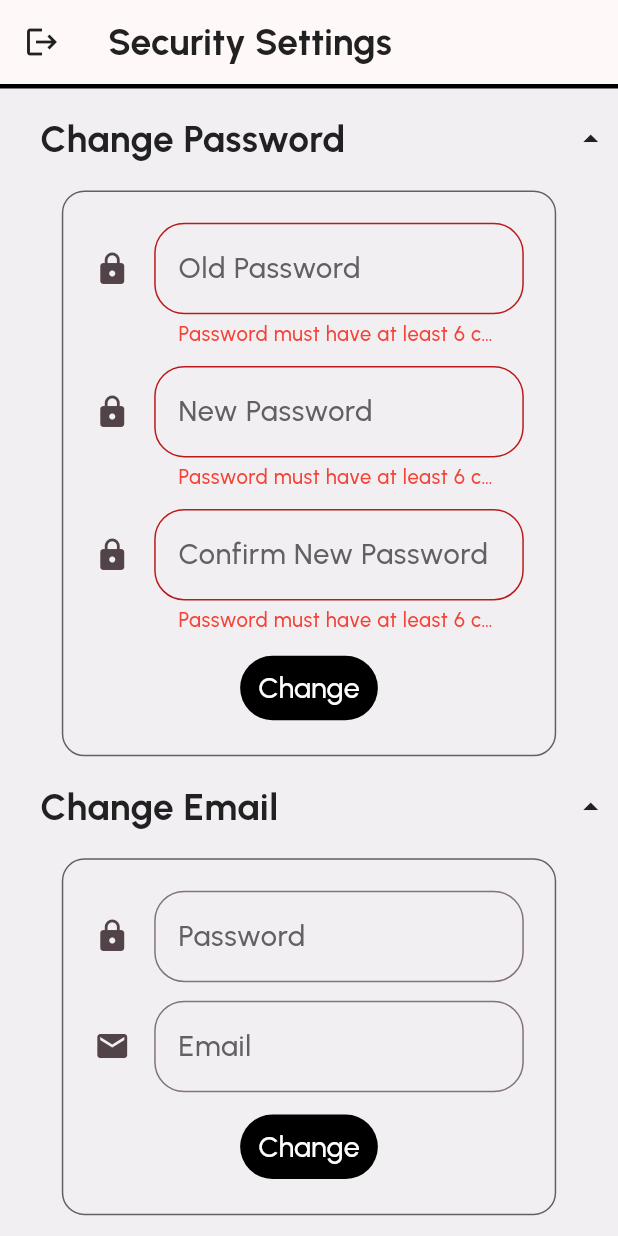
After one commit to HuyNguyen25/MobileBanking, a Flutter app: the SettingsScreen screen opened by its route, after a tap on "Change Password", after a tap on "Change", after a tap on "Change Email", on a phone screen of 412 x 824 dp. The commit adds this screen. Run offline on Flutter 3.47's test engine with Material 3 defaults, Android fonts, the light colour scheme and no system bars; our stand-ins replace flutter_riverpod, font_awesome_flutter, infinite_scroll_pagination, loading_animation_widget, pocketbase, sizer; missing offline and left inert: back_button_interceptor.

Commit message:
feat: settings screen
two new features: changing password and email

```diff
--- a/application/lib/database_services/authentication_service.dart
+++ b/application/lib/database_services/authentication_service.dart
@@ -21,7 +21,7 @@ class AuthenticationService {
     }
 
     catch(e) {
-      return null; //Indicates signing in not successfully
+      return null; //Indicates signing in is not successful
     }
   }
 
--- a/application/lib/main.dart
+++ b/application/lib/main.dart
@@ -2,6 +2,7 @@ import 'package:application/screens/authentication/authentication_screen.dart';
 import 'package:application/screens/history/history_screen.dart';
 import 'package:application/screens/home/home_screen.dart';
 import 'package:application/screens/money_transfer/money_transfer_screen.dart';
+import 'package:application/screens/settings/settings_screen.dart';
 import 'package:flutter/material.dart';
 import 'package:flutter_riverpod/flutter_riverpod.dart';
 import 'package:sizer/sizer.dart';
@@ -22,7 +23,7 @@ class MobileBankingApp extends StatelessWidget {
           title: 'Mobile Banking App',
           theme: ThemeData(
             colorSchemeSeed: Colors.black,
-            scaffoldBackgroundColor: Colors.white,
+            scaffoldBackgroundColor: Color(0xFFF2EFF3),
             useMaterial3: true,
           ),
           initialRoute: "/",
@@ -30,7 +31,8 @@ class MobileBankingApp extends StatelessWidget {
             "/": (context) => AuthenticationScreen(),
             "/homeScreen": (context) => HomeScreen(),
             "/moneyTransferScreen": (context) => MoneyTransferScreen(),
-            "/historyScreen": (context) => HistoryScreen()
+            "/historyScreen": (context) => HistoryScreen(),
+            '/settingsScreen': (context) => SettingsScreen()
           },
         );
       }
--- a/application/lib/screens/home/home_screen.dart
+++ b/application/lib/screens/home/home_screen.dart
@@ -247,6 +247,16 @@ class HomeScreenState extends ConsumerState<HomeScreen> {
                     SizedBox(width: 4.w),
                     CustomHomeScreenItem(title: "Credit Score", iconData: FontAwesomeIcons.star),
                     SizedBox(width: 4.w),
+                    CustomHomeScreenItem(
+                      title: "Security",
+                      iconData: FontAwesomeIcons.shieldHalved,
+                      onTap: () async {
+                        if(context.mounted) {
+                          Navigator.pushReplacementNamed(context, "/settingsScreen");
+                        }
+                      },
+                    ),
+                    SizedBox(width: 4.w),
                     CustomHomeScreenItem(title: "ChatBot", iconData: FontAwesomeIcons.robot),
                     SizedBox(width: 4.w),
                     CustomHomeScreenItem(title: "More", iconData: FontAwesomeIcons.ellipsis),
--- /dev/null
+++ b/application/lib/screens/settings/models/settings_screen_model.dart
@@ -0,0 +1,9 @@
+class SettingsScreenModel {
+  SettingsScreenModel({
+    required this.showPasswordChangeSection,
+    required this.showEmailChangeSection
+  });
+
+  bool showPasswordChangeSection;
+  bool showEmailChangeSection;
+}
--- /dev/null
+++ b/application/lib/screens/settings/notifiers/settings_screen_notifier.dart
@@ -0,0 +1,15 @@
+import 'package:application/models/user.dart';
+import 'package:application/screens/home/notifiers/home_screen_notifier.dart';
+import 'package:flutter_riverpod/flutter_riverpod.dart';
+
+class SettingsScreenNotifier extends Notifier<User?> {
+  @override
+  User? build() {
+    final currentUser = ref.watch(homeScreenNotifier);
+    return currentUser;
+  }
+}
+
+final settingsScreenNotifier = NotifierProvider<SettingsScreenNotifier, User?> (
+    () => SettingsScreenNotifier()
+);
--- /dev/null
+++ b/application/lib/screens/settings/settings_screen.dart
@@ -0,0 +1,165 @@
+import 'package:application/constants/pocketbase.dart';
+import 'package:application/database_services/synchronization_service.dart';
+import 'package:application/models/user.dart';
+import 'package:application/screens/home/notifiers/home_screen_notifier.dart';
+import 'package:application/screens/settings/models/settings_screen_model.dart';
+import 'package:application/screens/settings/notifiers/settings_screen_notifier.dart';
+import 'package:application/screens/settings/widgets/email_change_section/email_change_section.dart';
+import 'package:application/screens/settings/widgets/password_change_section/password_change_section.dart';
+import 'package:application/theme/theme.dart';
+import 'package:back_button_interceptor/back_button_interceptor.dart';
+import 'package:flutter/material.dart';
+import 'package:flutter_riverpod/flutter_riverpod.dart';
+import 'package:pocketbase/pocketbase.dart';
+import 'package:sizer/sizer.dart';
+
+class SettingsScreen extends ConsumerStatefulWidget {
+  SettingsScreen({super.key});
+
+  @override
+  SettingsScreenState createState() => SettingsScreenState();
+}
+
+class SettingsScreenState extends ConsumerState<SettingsScreen> {
+  final pb = PocketBase(PocketbaseConstants.pocketbasePath);
+  SettingsScreenModel settingsScreenModel = SettingsScreenModel(
+    showPasswordChangeSection: false,
+    showEmailChangeSection: false
+  );
+
+  @override
+  void initState() {
+    super.initState();
+    User? currentUser = ref.read(settingsScreenNotifier);
+    if(currentUser != null) {
+      pb.collection("accounts").subscribe(
+        currentUser.accountId,
+        (e) async {
+          final result = await SynchronizationService.getCurrentUserUpdate(accountId: currentUser.accountId);
+          ref.read(homeScreenNotifier.notifier).changeUser(result);
+        }
+      );
+    }
+
+    BackButtonInterceptor.add(
+      (stopDefaultButtonEvent, info) async {
+        if(context.mounted) {
+          Navigator.pushReplacementNamed(context, "/homeScreen");
+        }
+        return true;
+      },
+      name: "backButtonInterceptorFunctionForSettingsScreen"
+    );
+  }
+
+  @override
+  void dispose() {
+    pb.collection("accounts").unsubscribe();
+    BackButtonInterceptor.removeByName("backButtonInterceptorFunctionForSettingsScreen");
+    super.dispose();
+  }
+  @override
+  Widget build(BuildContext context) {
+    final user = ref.watch(settingsScreenNotifier);
+    return SafeArea(
+      child: Scaffold(
+        appBar: _buildSettingsScreenAppBar(context),
+        body: _buildSettingsScreenBody(user, context)
+      )
+    );
+  }
+
+  PreferredSizeWidget _buildSettingsScreenAppBar(BuildContext context) {
+    return AppBar(
+      leading: IconButton(
+        icon: Icon(Icons.logout, color: CustomColors.gray900),
+        onPressed: () async {
+          if(context.mounted) {
+            Navigator.pushReplacementNamed(context, "/homeScreen");
+          }
+        },
+      ),
+      bottom: PreferredSize(
+        preferredSize: Size.fromHeight(3),
+        child: Container(
+          height: 3,
+          color: Colors.black
+        ),
+      ),
+      title: Text("Security Settings", style: CustomTextStyles.titleMedium.copyWith(color: CustomColors.gray900)),
+    );
+  }
+
+  Widget _buildSettingsScreenBody(User? user, BuildContext context) {
+    return SizedBox(
+      width: SizerUtil.width,
+      child: Padding(
+        padding: EdgeInsets.symmetric(horizontal: 1.5.w),
+        child: SingleChildScrollView(
+          physics: BouncingScrollPhysics(),
+          child: Column(
+            crossAxisAlignment: CrossAxisAlignment.center,
+            children: [
+              SizedBox(height: 2.h),
+              InkWell(
+                onTap: () {
+                  setState(() {
+                    settingsScreenModel.showPasswordChangeSection = !settingsScreenModel.showPasswordChangeSection;
+                  });
+                },
+                child: Row(
+                  mainAxisAlignment: MainAxisAlignment.spaceBetween,
+                  children: [
+                    Padding(
+                      padding: EdgeInsets.only(left: 5.w),
+                      child: Text(
+                        "Change Password",
+                        style: CustomTextStyles.titleMedium,
+                      )
+                    ),
+                   Icon(
+                       settingsScreenModel.showPasswordChangeSection ?
+                        Icons.arrow_drop_up_sharp: Icons.arrow_drop_down_sharp,
+                     color: CustomColors.gray900
+                   )
+                  ],
+                ),
+              ),
+              SizedBox(height: 2.h),
+              settingsScreenModel.showPasswordChangeSection ?
+                PasswordChangeSection(): Container(height: 0),
+              SizedBox(height: 2.h),
+              InkWell(
+                onTap: () {
+                  setState(() {
+                    settingsScreenModel.showEmailChangeSection = !settingsScreenModel.showEmailChangeSection;
+                  });
+                },
+                child: Row(
+                  mainAxisAlignment: MainAxisAlignment.spaceBetween,
+                  children: [
+                    Padding(
+                      padding: EdgeInsets.only(left: 5.w),
+                      child: Text(
+                        "Change Email",
+                        style: CustomTextStyles.titleMedium,
+                      )
+                    ),
+                    Icon(
+                      settingsScreenModel.showEmailChangeSection ?
+                        Icons.arrow_drop_up_sharp: Icons.arrow_drop_down_sharp,
+                      color: CustomColors.gray900
+                    )
+                  ],
+                ),
+              ),
+              SizedBox(height: 2.h),
+              settingsScreenModel.showEmailChangeSection ?
+              EmailChangeSection(): Container(height: 0),
+            ],
+          ),
+        ),
+      ),
+    );
+  }
+}
--- /dev/null
+++ b/application/lib/screens/settings/widgets/email_change_section/email_change_section.dart
@@ -0,0 +1,131 @@
+import 'package:application/database_services/authentication_service.dart';
+import 'package:application/screens/settings/notifiers/settings_screen_notifier.dart';
+import 'package:application/screens/settings/widgets/email_change_section/models/email_change_section_model.dart';
+import 'package:application/theme/theme.dart';
+import 'package:application/utils/string_utils.dart';
+import 'package:application/widgets/custom_text_field_style.dart';
+import 'package:flutter/material.dart';
+import 'package:flutter_riverpod/flutter_riverpod.dart';
+import 'package:sizer/sizer.dart';
+
+class EmailChangeSection extends ConsumerStatefulWidget {
+  const EmailChangeSection({super.key});
+
+  @override
+  EmailChangeSectionState createState() => EmailChangeSectionState();
+}
+
+class EmailChangeSectionState extends ConsumerState<EmailChangeSection> {
+  GlobalKey<FormState> _formKey = GlobalKey<FormState>();
+  EmailChangeSectionModel emailChangeSectionModel = EmailChangeSectionModel(
+    password: "",
+    newEmail: ""
+  );
+
+  @override
+  Widget build(BuildContext context) {
+    final user = ref.read(settingsScreenNotifier);
+    return SizedBox(
+      width: 80.w,
+      child: Container(
+        decoration: BoxDecoration(
+          border: Border.all(color: CustomColors.gray700),
+          borderRadius: BorderRadius.circular(15)
+        ),
+        child: Form(
+          key: _formKey,
+          child: Padding(
+            padding: EdgeInsets.all(5.w),
+            child: Column(
+              crossAxisAlignment: CrossAxisAlignment.center,
+              children: [
+                TextFormField(
+                  decoration: CustomTextFieldStyles.passwordTextFieldDecoration,
+                  style: CustomTextStyles.titleSmall,
+                  onChanged: (value) {
+                    setState(() {
+                      emailChangeSectionModel.password = value;
+                    });
+                  },
+                  validator: (value) {
+                    if(value == null || value.length < 6)
+                      return "Password must have at least 6 characters!";
+                    return null;
+                  }
+                ),
+                SizedBox(height: 3.w),
+                TextFormField(
+                  decoration: CustomTextFieldStyles.emailTextFieldDecoration,
+                  style: CustomTextStyles.titleSmall,
+                  onChanged: (value) {
+                    setState(() {
+                      emailChangeSectionModel.newEmail = value;
+                    });
+                  },
+                  validator: (value) {
+                    if(value == null || !StringUtils.isValidEmail(value))
+                      return "Email is invalid!";
+                    return null;
+                  }
+                ),
+                SizedBox(height: 3.w),
+                TextButton(
+                  style: TextButton.styleFrom(
+                    backgroundColor: Colors.black
+                  ),
+                  child: Text(
+                    "Change",
+                    style: CustomTextStyles.titleSmall.copyWith(
+                      color: Colors.white
+                    ),
+                  ),
+                  onPressed: () async {
+                    if(!_formKey.currentState!.validate())
+                      return;
+
+                    bool result = await AuthenticationService.changeEmail(
+                      accountId: user!.accountId,
+                      password: emailChangeSectionModel.password,
+                      newEmail: emailChangeSectionModel.newEmail
+                    );
+
+                    if(result)
+                      await _showEmailChangedSuccessfullyDialog();
+                    else
+                      await _showEmailChangedUnsuccessfullyDialog();
+                  },
+                )
+              ],
+            ),
+          )
+        )
+      )
+    );
+  }
+
+  Future<void> _showEmailChangedSuccessfullyDialog() async {
+    await showDialog(
+      context: context,
+      barrierDismissible: true,
+      builder: (context) => AlertDialog(
+        title: Text(
+          "Email is changed successfully!",
+          style: CustomTextStyles.titleMedium
+        )
+      )
+    );
+  }
+
+  Future<void> _showEmailChangedUnsuccessfullyDialog() async {
+    await showDialog(
+      context: context,
+      barrierDismissible: true,
+      builder: (context) => AlertDialog(
+        title: Text(
+          "Password is incorrect!",
+          style: CustomTextStyles.titleMedium
+        )
+      )
+    );
+  }
+}
--- /dev/null
+++ b/application/lib/screens/settings/widgets/email_change_section/models/email_change_section_model.dart
@@ -0,0 +1,9 @@
+class EmailChangeSectionModel {
+  EmailChangeSectionModel({
+    required this.password,
+    required this.newEmail
+  });
+
+  String password;
+  String newEmail;
+}
--- /dev/null
+++ b/application/lib/screens/settings/widgets/password_change_section/models/password_change_section_model.dart
@@ -0,0 +1,11 @@
+class PasswordChangeSectionModel {
+  PasswordChangeSectionModel({
+    required this.oldPassword,
+    required this.newPassword,
+    required this.confirmedNewPassword
+  });
+
+  String oldPassword;
+  String newPassword;
+  String confirmedNewPassword;
+}
--- /dev/null
+++ b/application/lib/screens/settings/widgets/password_change_section/password_change_section.dart
@@ -0,0 +1,150 @@
+import 'package:application/database_services/authentication_service.dart';
+import 'package:application/database_services/core_service.dart';
+import 'package:application/screens/settings/notifiers/settings_screen_notifier.dart';
+import 'package:application/screens/settings/widgets/password_change_section/models/password_change_section_model.dart';
+import 'package:application/theme/theme.dart';
+import 'package:application/widgets/custom_text_field_style.dart';
+import 'package:flutter/material.dart';
+import 'package:flutter_riverpod/flutter_riverpod.dart';
+import 'package:sizer/sizer.dart';
+
+class PasswordChangeSection extends ConsumerStatefulWidget {
+  const PasswordChangeSection({super.key});
+
+  @override
+  PasswordChangeSectionState createState() => PasswordChangeSectionState();
+}
+
+class PasswordChangeSectionState extends ConsumerState<PasswordChangeSection> {
+  GlobalKey<FormState> _formKey = GlobalKey<FormState>();
+  PasswordChangeSectionModel passwordChangeSectionModel = PasswordChangeSectionModel(
+    oldPassword: "",
+    newPassword: "",
+    confirmedNewPassword: ""
+  );
+
+  @override
+  Widget build(BuildContext context) {
+    final user = ref.read(settingsScreenNotifier);
+    return SizedBox(
+      width: 80.w,
+      child: Container(
+        decoration: BoxDecoration(
+          border: Border.all(color: CustomColors.gray700),
+          borderRadius: BorderRadius.circular(15)
+        ),
+        child: Form(
+         key: _formKey,
+         child: Padding(
+           padding: EdgeInsets.all(5.w),
+           child: Column(
+             crossAxisAlignment: CrossAxisAlignment.center,
+             children: [
+              TextFormField(
+                decoration: CustomTextFieldStyles.oldPasswordTextFieldDecoration,
+                style: CustomTextStyles.titleSmall,
+                onChanged: (value) {
+                 setState(() {
+                   passwordChangeSectionModel.oldPassword = value;
+                 });
+                },
+                validator: (value) {
+                 if(value == null || value.length < 6)
+                   return "Password must have at least 6 characters!";
+                 return null;
+                }
+               ),
+               SizedBox(height: 3.w),
+               TextFormField(
+                 decoration: CustomTextFieldStyles.newPasswordTextFieldDecoration,
+                 style: CustomTextStyles.titleSmall,
+                 onChanged: (value) {
+                   setState(() {
+                     passwordChangeSectionModel.newPassword = value;
+                   });
+                 },
+                 validator: (value) {
+                   if(value == null || value.length < 6)
+                     return "Password must have at least 6 characters!";
+                   return null;
+                 }
+               ),
+               SizedBox(height: 3.w),
+               TextFormField(
+                 decoration: CustomTextFieldStyles.confirmedNewPasswordTextFieldDecoration,
+                 style: CustomTextStyles.titleSmall,
+                 onChanged: (value) {
+                   setState(() {
+                     passwordChangeSectionModel.confirmedNewPassword = value;
+                   });
+                 },
+                 validator: (value) {
+                   if(value == null || value.length < 6)
+                     return "Password must have at least 6 characters!";
+                   if(value != passwordChangeSectionModel.newPassword)
+                     return "Passwords do not match!";
+                   return null;
+                 }
+               ),
+               SizedBox(height: 3.w),
+               TextButton(
+                 style: TextButton.styleFrom(
+                   backgroundColor: Colors.black
+                 ),
+                 child: Text(
+                   "Change",
+                   style: CustomTextStyles.titleSmall.copyWith(
+                     color: Colors.white
+                   ),
+                 ),
+                 onPressed: () async {
+                   if(!_formKey.currentState!.validate())
+                     return;
+
+                   bool result = await AuthenticationService.changePassword(
+                    accountId: user!.accountId,
+                    oldPassword: passwordChangeSectionModel.oldPassword,
+                    newPassword: passwordChangeSectionModel.newPassword
+                   );
+
+                   //password is changed successfully
+                   if(result)
+                     await _showPasswordChangedSuccessfullyDialog();
+                   else
+                     await _showPasswordChangedUnsuccessfullyDialog();
+                 },
+               )
+             ],
+           ),
+         )
+        )
+      )
+    );
+  }
+
+  Future<void> _showPasswordChangedSuccessfullyDialog() async {
+    await showDialog(
+      context: context,
+      barrierDismissible: true,
+      builder: (context) => AlertDialog(
+        title: Text(
+          "Password is changed successfully!",
+          style: CustomTextStyles.titleMedium
+        )
+      )
+    );
+  }
+
+  Future<void> _showPasswordChangedUnsuccessfullyDialog() async {
+    await showDialog(
+      context: context,
+      barrierDismissible: true,
+      builder: (context) => AlertDialog(
+        title: Text(
+          "Password is incorrect!",
+          style: CustomTextStyles.titleMedium
+        )
+      )
+    );
+  }
+}
--- a/application/lib/utils/string_utils.dart
+++ b/application/lib/utils/string_utils.dart
@@ -9,4 +9,14 @@ class StringUtils {
       return false;
     }
   }
+
+  static bool isValidEmail(String email) {
+    // Regular expression for validating an email address
+    final RegExp emailRegex = RegExp(
+        r'^[a-zA-Z0-9._%+-]+@[a-zA-Z0-9.-]+\.[a-zA-Z]{2,}$'
+    );
+
+    // Check if the email matches the regular expression
+    return emailRegex.hasMatch(email);
+  }
 }
--- a/application/lib/widgets/custom_text_field_style.dart
+++ b/application/lib/widgets/custom_text_field_style.dart
@@ -43,4 +43,21 @@ class CustomTextFieldStyles {
     hintText: "Title (< 100 characters)",
     icon: Icon(Icons.title, color: Colors.white)
   );
+
+  static final oldPasswordTextFieldDecoration = passwordTextFieldDecoration.copyWith(
+    hintText: "Old Password",
+  );
+
+  static final confirmedNewPasswordTextFieldDecoration = passwordTextFieldDecoration.copyWith(
+    hintText: "Confirm New Password",
+  );
+
+  static final newPasswordTextFieldDecoration = oldPasswordTextFieldDecoration.copyWith(
+    hintText: "New Password"
+  );
+
+  static final emailTextFieldDecoration = accountIdTextFieldDecoration.copyWith(
+    icon: Icon(Icons.email),
+    hintText: "Email"
+  );
 }
```
Also changed, not shown: application/lib/screens/money_transfer/widgets/destination_account_information/destination_account_information.dart (indentation only), 2 other files.
